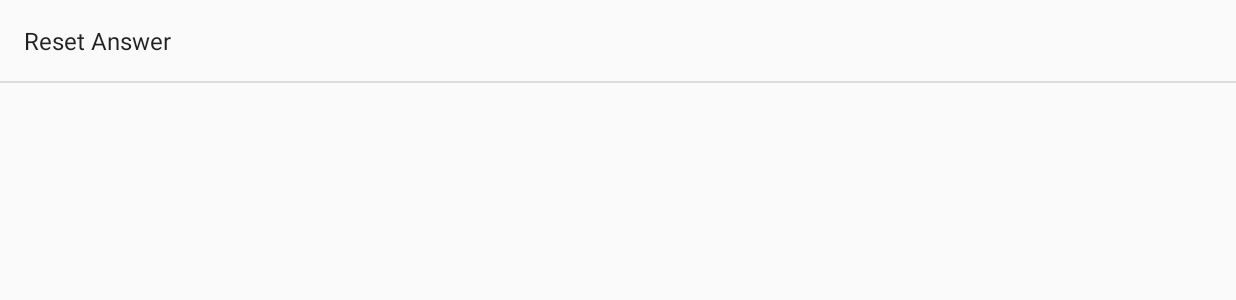
After one commit to matsubara0507/AnaQRam, an Android app: the SettingsActivity screen opened directly, with no data from a screen before it, on a phone screen of 824 x 412 dp (held sideways). The commit adds this screen. Shown: the top 300 px of the screen. Run offline under Robolectric (Android 15) with nearby library versions, the phone set to English and light mode, and no system bars.

Commit message:
設定画面を追加して答えの文字列を設定できるようにした
数字のQRコードの上限もなくした。

```diff
--- a/app/src/main/AndroidManifest.xml
+++ b/app/src/main/AndroidManifest.xml
@@ -21,11 +21,14 @@
             android:theme="@style/AppTheme.NoActionBar">
             <intent-filter>
                 <action android:name="android.intent.action.MAIN" />
-
                 <category android:name="android.intent.category.LAUNCHER" />
             </intent-filter>
         </activity>
 
+        <activity
+            android:name=".SettingsActivity"
+            android:screenOrientation="landscape" />
+
     </application>
 
 </manifest>
--- /dev/null
+++ b/app/src/main/java/org/iggg/anaqram/SettingsActivity.java
@@ -0,0 +1,17 @@
+package org.iggg.anaqram;
+
+import android.app.Activity;
+import android.app.FragmentTransaction;
+import android.os.Bundle;
+import android.view.WindowManager;
+
+public class SettingsActivity extends Activity {
+    @Override
+    protected void onCreate(Bundle savedInstanceState) {
+        super.onCreate(savedInstanceState);
+        getWindow().addFlags(WindowManager.LayoutParams.FLAG_FULLSCREEN);
+        FragmentTransaction fragmentTransaction = getFragmentManager().beginTransaction();
+        fragmentTransaction.replace(android.R.id.content, new SettingsPreferenceFragment());
+        fragmentTransaction.commit();
+    }
+}
--- /dev/null
+++ b/app/src/main/java/org/iggg/anaqram/SettingsPreferenceFragment.java
@@ -0,0 +1,16 @@
+package org.iggg.anaqram;
+
+import android.os.Bundle;
+import android.preference.EditTextPreference;
+import android.preference.Preference;
+import android.preference.PreferenceFragment;
+
+public class SettingsPreferenceFragment extends PreferenceFragment {
+
+    @Override
+    public void onCreate(Bundle savedInstanceState) {
+        super.onCreate(savedInstanceState);
+        addPreferencesFromResource(R.xml.activity_settings);
+    }
+
+}
--- a/app/src/main/res/values/strings.xml
+++ b/app/src/main/res/values/strings.xml
@@ -2,4 +2,7 @@
     <string name="app_name">AnaQRam</string>
     <string name="action_settings">Settings</string>
     <string name="default_msg">QRコードをスキャンしてください！</string>
+    <string name="reset_ans">Reset Answer</string>
+    <string name="reset_ans_hint">AnaQRamの答えを入力してください</string>
+    <string name="default_ans">あなくらむ！</string>
 </resources>
--- /dev/null
+++ b/app/src/main/res/xml/activity_settings.xml
@@ -0,0 +1,12 @@
+<?xml version="1.0" encoding="utf-8"?>
+<PreferenceScreen xmlns:android="http://schemas.android.com/apk/res/android">
+
+    <EditTextPreference
+        android:key="answer"
+        android:title="@string/reset_ans"
+        android:dialogTitle="@string/reset_ans"
+        android:defaultValue="@string/default_ans"
+        android:inputType="textPassword"
+        android:password="true" />
+
+</PreferenceScreen>
```
Also changed, not shown: app/src/main/java/org/iggg/anaqram/CharBoxMapper.java (+29 -6 lines), app/src/main/java/org/iggg/anaqram/MainActivity.java (+46 -32 lines).
